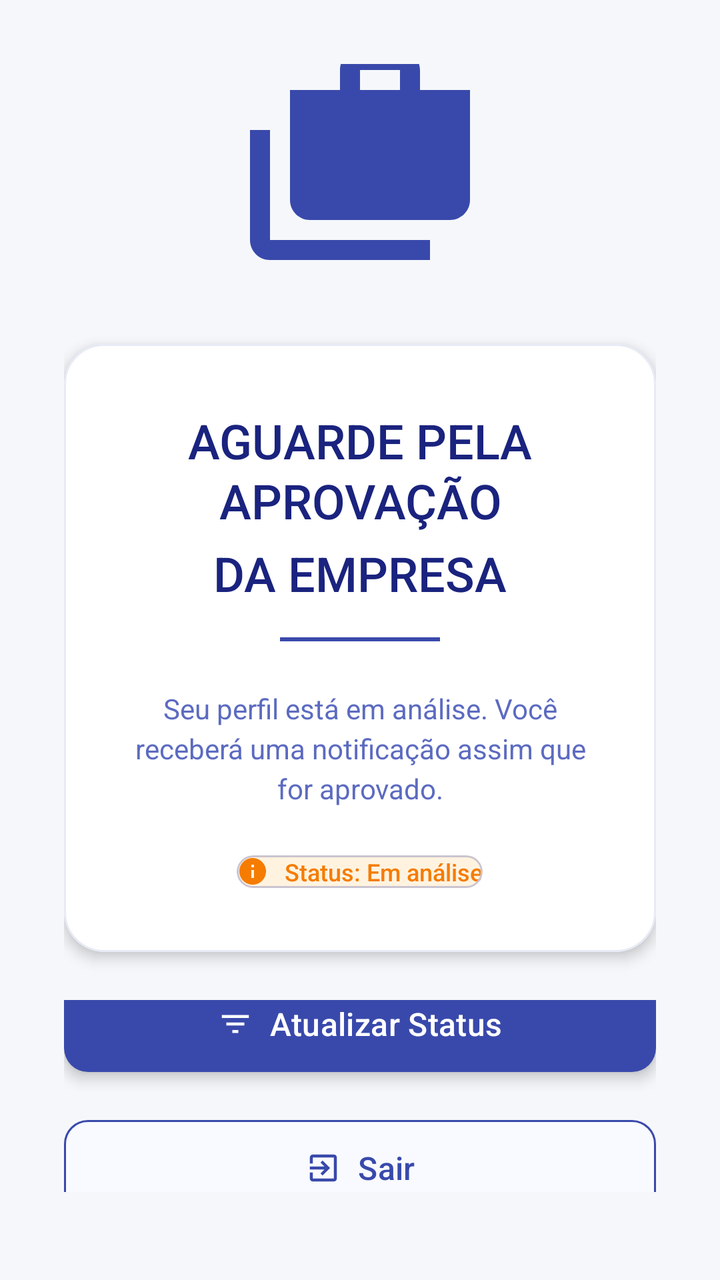
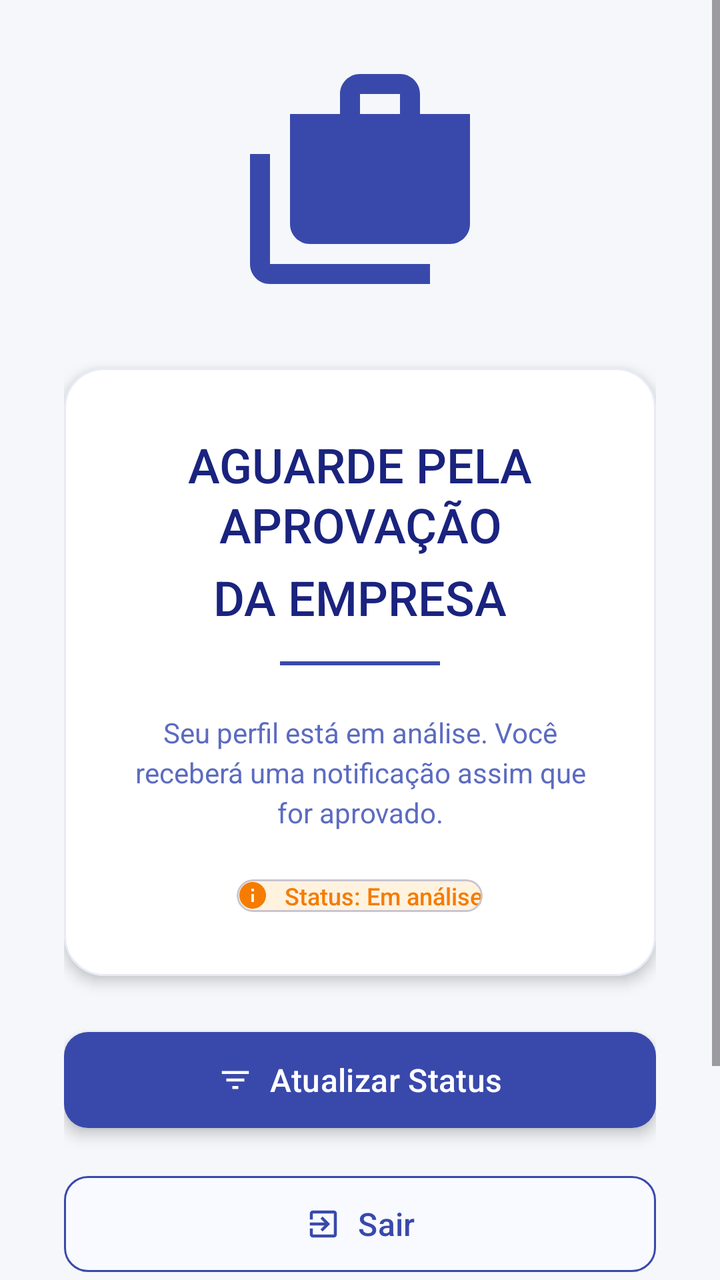

Before-and-after screenshots of an Android layout around one commit, followed by the original layout XML and the change that was made.
<!-- AndroidManifest.xml: application theme Theme.UnicvJobs -->
<!-- res/layout/activity_tela_espera.xml -->
<?xml version="1.0" encoding="utf-8"?>
<LinearLayout xmlns:android="http://schemas.android.com/apk/res/android"
    xmlns:app="http://schemas.android.com/apk/res-auto"
    android:id="@+id/main"
    android:layout_width="match_parent"
    android:layout_height="match_parent"
    android:orientation="vertical"
    android:background="#F5F7FA"
    android:gravity="center">

    <LinearLayout
        android:layout_width="match_parent"
        android:layout_height="wrap_content"
        android:orientation="vertical"
        android:padding="32dp"
        android:gravity="center">

        <ImageView
            android:layout_width="120dp"
            android:layout_height="120dp"
            android:src="@drawable/minhas_vagas"
            app:tint="#3949AB"
            android:layout_marginBottom="32dp"/>

        <com.google.android.material.card.MaterialCardView
            android:layout_width="match_parent"
            android:layout_height="wrap_content"
            app:cardCornerRadius="20dp"
            app:cardElevation="4dp"
            app:cardBackgroundColor="#FFFFFF"
            android:layout_marginBottom="24dp"
            app:strokeColor="#E8EAF6"
            app:strokeWidth="1dp">

            <LinearLayout
                android:layout_width="match_parent"
                android:layout_height="wrap_content"
                android:orientation="vertical"
                android:padding="32dp"
                android:gravity="center">

                <TextView
                    android:layout_width="match_parent"
                    android:layout_height="wrap_content"
                    android:text="AGUARDE PELA APROVAÇÃO"
                    android:gravity="center"
                    android:textSize="24sp"
                    android:textColor="#1A237E"
                    android:fontFamily="sans-serif-medium"
                    android:lineHeight="30sp"/>

                <TextView
                    android:layout_width="match_parent"
                    android:layout_height="wrap_content"
                    android:text="DA EMPRESA"
                    android:gravity="center"
                    android:textSize="24sp"
                    android:textColor="#1A237E"
                    android:fontFamily="sans-serif-medium"
                    android:layout_marginTop="4dp"
                    android:lineHeight="30sp"/>

                <View
                    android:layout_width="80dp"
                    android:layout_height="2dp"
                    android:background="#3949AB"
                    android:layout_marginTop="16dp"
                    android:layout_marginBottom="16dp"/>

                <TextView
                    android:layout_width="match_parent"
                    android:layout_height="wrap_content"
                    android:text="Seu perfil está em análise. Você receberá uma notificação assim que for aprovado."
                    android:gravity="center"
                    android:textSize="14sp"
                    android:textColor="#5C6BC0"
                    android:fontFamily="sans-serif"
                    android:lineHeight="20sp"
                    android:layout_marginTop="8dp"/>

                <com.google.android.material.card.MaterialCardView
                    android:layout_width="wrap_content"
                    android:layout_height="wrap_content"
                    app:cardCornerRadius="12dp"
                    app:cardElevation="0dp"
                    app:cardBackgroundColor="#FFF3E0"
                    android:layout_marginTop="24dp"
                    android:paddingHorizontal="16dp"
                    android:paddingVertical="8dp">

                    <LinearLayout
                        android:layout_width="wrap_content"
                        android:layout_height="wrap_content"
                        android:orientation="horizontal"
                        android:gravity="center_vertical">

                        <ImageView
                            android:layout_width="16dp"
                            android:layout_height="16dp"
                            android:src="@drawable/ic_info"
                            app:tint="#F57C00"
                            android:layout_marginEnd="8dp"/>

                        <TextView
                            android:layout_width="wrap_content"
                            android:layout_height="wrap_content"
                            android:text="Status: Em análise"
                            android:textSize="12sp"
                            android:textColor="#F57C00"
                            android:fontFamily="sans-serif-medium"/>

                    </LinearLayout>

                </com.google.android.material.card.MaterialCardView>

            </LinearLayout>

        </com.google.android.material.card.MaterialCardView>

        <LinearLayout
            android:layout_width="match_parent"
            android:layout_height="wrap_content"
            android:orientation="vertical"
            android:gravity="center">

            <com.google.android.material.button.MaterialButton
                android:id="@+id/bttnStatus"
                android:layout_width="match_parent"
                android:layout_height="56dp"
                android:text="Atualizar Status"
                android:textSize="16sp"
                android:textColor="#FFFFFF"
                android:fontFamily="sans-serif-medium"
                app:cornerRadius="12dp"
                app:backgroundTint="#3949AB"
                app:icon="@drawable/ic_filter"
                app:iconTint="#FFFFFF"
                app:iconGravity="textStart"
                app:iconPadding="8dp"
                android:elevation="4dp"
                android:layout_marginBottom="16dp"
                android:stateListAnimator="@null"/>

            <com.google.android.material.button.MaterialButton
                android:id="@+id/bttnLogout"
                android:layout_width="match_parent"
                android:layout_height="56dp"
                android:text="Sair"
                android:textSize="16sp"
                android:textColor="#3949AB"
                android:fontFamily="sans-serif-medium"
                app:cornerRadius="12dp"
                app:backgroundTint="#F8FAFF"
                app:strokeColor="#3949AB"
                app:strokeWidth="1dp"
                app:icon="@drawable/ic_logout"
                app:iconTint="#3949AB"
                app:iconGravity="textStart"
                app:iconPadding="8dp"
                android:elevation="0dp"
                android:stateListAnimator="@null"/>

        </LinearLayout>

        <LinearLayout
            android:layout_width="match_parent"
            android:layout_height="wrap_content"
            android:orientation="vertical"
            android:padding="16dp"
            android:background="#E8EAF6"
            android:layout_marginTop="24dp">

            <LinearLayout
                android:layout_width="match_parent"
                android:layout_height="wrap_content"
                android:orientation="horizontal"
                android:gravity="center_vertical"
                android:layout_marginBottom="8dp">

                <ImageView
                    android:layout_width="16dp"
                    android:layout_height="16dp"
                    android:src="@drawable/ic_time"
                    app:tint="#5C6BC0"
                    android:layout_marginEnd="8dp"/>

                <TextView
                    android:layout_width="wrap_content"
                    android:layout_height="wrap_content"
                    android:text="Tempo médio de aprovação: 24-48h"
                    android:textSize="12sp"
                    android:textColor="#5C6BC0"/>

            </LinearLayout>

            <LinearLayout
                android:layout_width="match_parent"
                android:layout_height="wrap_content"
                android:orientation="horizontal"
                android:gravity="center_vertical">

                <ImageView
                    android:layout_width="16dp"
                    android:layout_height="16dp"
                    android:src="@drawable/ic_email"
                    app:tint="#5C6BC0"
                    android:layout_marginEnd="8dp"/>

                <TextView
                    android:layout_width="wrap_content"
                    android:layout_height="wrap_content"
                    android:text="Notificação por email quando aprovado"
                    android:textSize="12sp"
                    android:textColor="#5C6BC0"/>

            </LinearLayout>

        </LinearLayout>

    </LinearLayout>

</LinearLayout>
<!-- resources referenced by this layout -->
<resources>
  <!-- drawable ic_email (drawable) -->
  <vector xmlns:android="http://schemas.android.com/apk/res/android"
      android:width="20dp"
      android:height="20dp"
      android:viewportWidth="24"
      android:viewportHeight="24">
      <path
          android:fillColor="#000000"
          android:pathData="M20,4H4c-1.1,0 -1.99,0.9 -1.99,2L2,18c0,1.1 0.9,2 2,2h16c1.1,0 2,-0.9 2,-2V6c0,-1.1 -0.9,-2 -2,-2zM4,18V8l8,5 8,-5v10H4zM12,11L4,6h16l-8,5z"/>
  </vector>
  <!-- drawable ic_filter (drawable) -->
  <vector xmlns:android="http://schemas.android.com/apk/res/android"
      android:width="20dp"
      android:height="20dp"
      android:viewportWidth="24"
      android:viewportHeight="24">
      <path
          android:fillColor="#000000"
          android:pathData="M10,18h4v-2h-4v2zM3,6v2h18V6H3zM6,13h12v-2H6v2z"/>
  </vector>
  <!-- drawable ic_info (drawable) -->
  <vector xmlns:android="http://schemas.android.com/apk/res/android"
      android:width="24dp"
      android:height="24dp"
      android:viewportWidth="24"
      android:viewportHeight="24">
      <path
          android:fillColor="#000000"
          android:pathData="M12,2C6.48,2 2,6.48 2,12s4.48,10 10,10 10,-4.48 10,-10S17.52,2 12,2zM13,17h-2v-6h2v6zM13,9h-2V7h2v2z"/>
  </vector>
  <!-- drawable ic_logout (drawable) -->
  <vector xmlns:android="http://schemas.android.com/apk/res/android"
      android:width="20dp"
      android:height="20dp"
      android:viewportWidth="24"
      android:viewportHeight="24">
      <path
          android:fillColor="#000000"
          android:pathData="M10.09,15.59L11.5,17l5,-5 -5,-5 -1.41,1.41L12.67,11H3v2h9.67l-2.58,2.59zM19,3H5c-1.11,0 -2,0.9 -2,2v4h2V5h14v14H5v-4H3v4c0,1.1 0.89,2 2,2h14c1.1,0 2,-0.9 2,-2V5c0,-1.1 -0.9,-2 -2,-2z"/>
  </vector>
  <!-- drawable ic_time (drawable) -->
  <vector xmlns:android="http://schemas.android.com/apk/res/android"
      android:width="16dp"
      android:height="16dp"
      android:viewportWidth="24"
      android:viewportHeight="24">
      <path
          android:fillColor="#000000"
          android:pathData="M11.99,2C6.47,2 2,6.48 2,12s4.47,10 9.99,10C17.52,22 22,17.52 22,12S17.52,2 11.99,2zM12,20c-4.42,0 -8,-3.58 -8,-8s3.58,-8 8,-8 8,3.58 8,8 -3.58,8 -8,8zM12.5,7H11v6l5.25,3.15l0.75,-1.23 -4.5,-2.67V7z"/>
  </vector>
  <!-- drawable minhas_vagas (drawable) -->
  <vector xmlns:android="http://schemas.android.com/apk/res/android" android:height="24dp" android:tint="#000000" android:viewportHeight="24" android:viewportWidth="24" android:width="24dp">
        
      <path android:fillColor="@android:color/white" android:pathData="M18,5V3c0,-1.1 -0.9,-2 -2,-2h-4c-1.1,0 -2,0.9 -2,2v2H5v11c0,1.1 0.9,2 2,2h14c1.1,0 2,-0.9 2,-2V5H18zM16,5h-4V3h4V5zM3,9H1v11c0,1.11 0.89,2 2,2h16v-2H3V9z"/>
      
  </vector>
  <style name="Theme.UnicvJobs" parent="Base.Theme.UnicvJobs" />
  <style name="Base.Theme.UnicvJobs" parent="Theme.Material3.DayNight.NoActionBar">
          
          
      </style>
</resources>

<!-- the commit's change to res/layout/activity_tela_espera.xml (unified diff, before → after) -->
@@ -1,19 +1,18 @@
 <?xml version="1.0" encoding="utf-8"?>
-<LinearLayout xmlns:android="http://schemas.android.com/apk/res/android"
+<ScrollView xmlns:android="http://schemas.android.com/apk/res/android"
     xmlns:app="http://schemas.android.com/apk/res-auto"
-    android:id="@+id/main"
     android:layout_width="match_parent"
     android:layout_height="match_parent"
-    android:orientation="vertical"
-    android:background="#F5F7FA"
-    android:gravity="center">
+    android:fillViewport="true"
+    android:background="#F5F7FA">
 
     <LinearLayout
+        android:id="@+id/main"
         android:layout_width="match_parent"
         android:layout_height="wrap_content"
         android:orientation="vertical"
-        android:padding="32dp"
-        android:gravity="center">
+        android:gravity="center_horizontal"
+        android:padding="32dp">
 
         <ImageView
             android:layout_width="120dp"
@@ -219,4 +218,4 @@
 
     </LinearLayout>
 
-</LinearLayout>
+</ScrollView>
